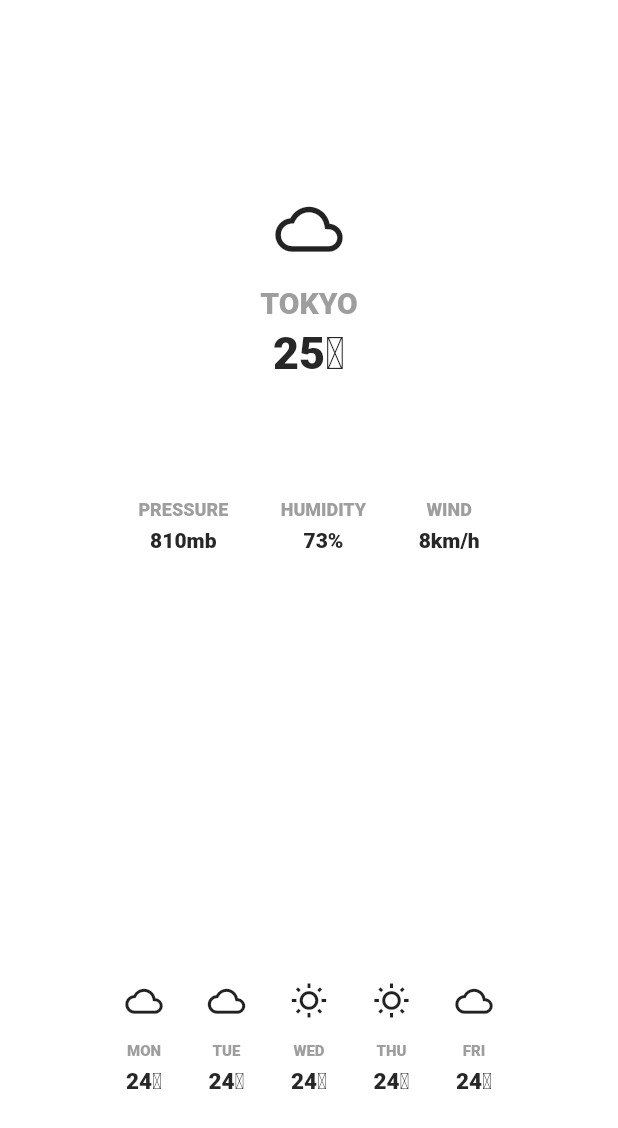
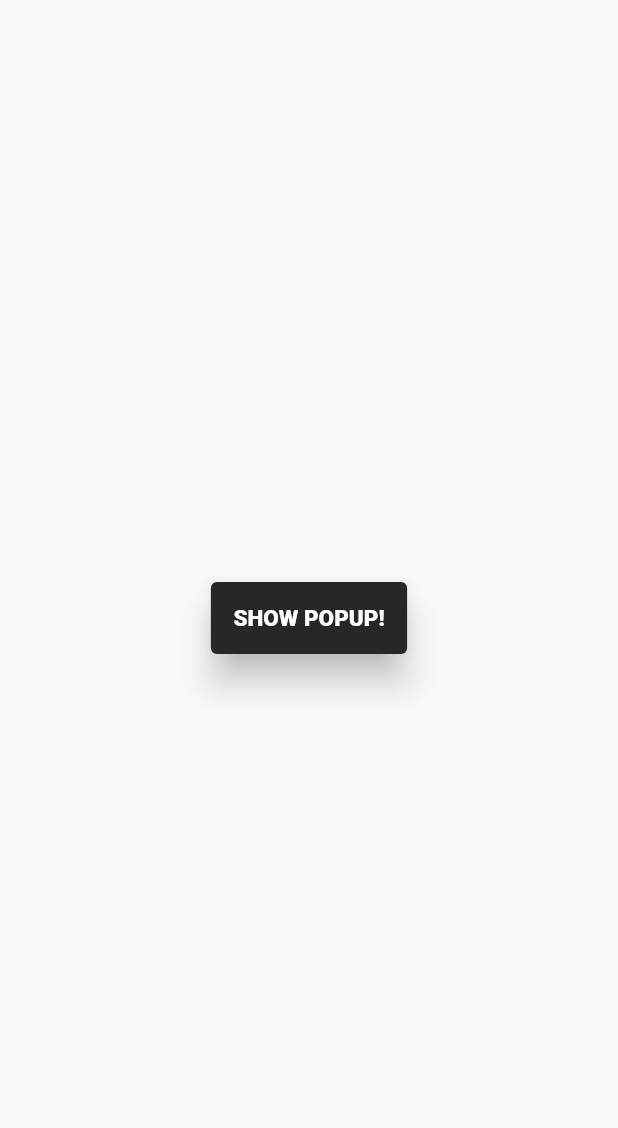
Before and after one commit to knsrmnm/flutter_ui_jumble, a Flutter app: the screen it shows after launch, on a phone screen of 412 x 824 dp. Shown: the top 1128 px of the screen. Run offline on Flutter 3.47's test engine with Material 2 defaults, Android fonts, the phone set to English and light mode, and no system bars.

Commit message:
add error popup.

```diff
--- a/lib/main.dart
+++ b/lib/main.dart
@@ -1,5 +1,5 @@
 import 'package:flutter/material.dart';
-import 'package:flutter_ui_jumble/screens/simple_weather_screen.dart';
+import 'package:flutter_ui_jumble/screens/error_popup_screen.dart';
 
 void main() {
   runApp(MyApp());
@@ -14,7 +14,7 @@ class MyApp extends StatelessWidget {
       theme: ThemeData(
         primarySwatch: Colors.blue,
       ),
-      home: SimpleWeatherScreen()
+      home: ErrorPopupScreen()
     );
   }
 }
--- /dev/null
+++ b/lib/screens/error_popup_screen.dart
@@ -0,0 +1,69 @@
+import 'package:flutter/material.dart';
+
+class ErrorPopupScreen extends StatefulWidget {
+  const ErrorPopupScreen({Key? key}) : super(key: key);
+
+  @override
+  State<ErrorPopupScreen> createState() => _ErrorPopupScreenState();
+}
+
+class _ErrorPopupScreenState extends State<ErrorPopupScreen> {
+
+  final Color _accentColor = Color(0xFF272727);
+
+  @override
+  Widget build(BuildContext context) {
+    return Scaffold(
+      body: SafeArea(
+        child: Center(
+          child: TextButton(
+            style: ButtonStyle(
+              backgroundColor: MaterialStateProperty.all<Color>(_accentColor),
+              elevation: MaterialStateProperty.all<double>(10.0),
+              padding: MaterialStateProperty.all<EdgeInsets>(EdgeInsets.all(15.0))
+            ),
+            child: Text('SHOW POPUP!', style: TextStyle(fontSize: 15.0, fontWeight: FontWeight.w800, color: Colors.white)),
+            onPressed: () => showDialog(
+              context: context,
+              builder: (_) {
+                return AlertDialog(
+                  content: Column(
+                    mainAxisSize: MainAxisSize.min,
+                    children: [
+                      const SizedBox(height: 10.0),
+                      Image.asset("assets/icons/close.png", width: 45.0),
+                      const SizedBox(height: 20.0),
+                      Text('Oops!', style: TextStyle(fontSize: 25.0, fontWeight: FontWeight.w800, color: Color(0xFFE04F5F))),
+                      const SizedBox(height: 20.0),
+                      Text('Something went wrong.\nPlease try again.', textAlign: TextAlign.center, style: TextStyle(fontSize: 15.0, fontWeight: FontWeight.w400, color: _accentColor, )),
+                      const SizedBox(height: 30.0),
+                      TextButton(
+                        style: ButtonStyle(
+                          backgroundColor: MaterialStateProperty.all<Color>(_accentColor),
+                          padding: MaterialStateProperty.all<EdgeInsets>(EdgeInsets.symmetric(horizontal: 50.0, vertical: 15.0)),
+                          shape: MaterialStateProperty.all<OutlinedBorder>(RoundedRectangleBorder(
+                            borderRadius: BorderRadius.circular(5.0),
+                          ))
+                        ),
+                        child: Text('TRY AGAIN', style: TextStyle(fontSize: 13.0, fontWeight: FontWeight.w800, color: Colors.white)),
+                        onPressed: (){},
+                      )
+                    ],
+                  ),
+                );
+                // return SimpleDialog(
+                //   title: Text('Oops!', style: TextStyle(fontSize: 20.0, fontWeight: FontWeight.w800, color: Color(0xFFE04F5F))),
+                //   contentPadding: EdgeInsets.all(24.0),
+                //   children: [
+                //     Image.asset("assets/icons/close.png", scale: 2),
+                //     Text('Something went wrong.')
+                //   ],
+                // );
+              }
+            ),
+          ),
+        ),
+      ),
+    );
+  }
+}
--- a/lib/screens/simple_weather_screen.dart
+++ b/lib/screens/simple_weather_screen.dart
@@ -9,7 +9,7 @@ class SimpleWeatherScreen extends StatefulWidget {
 
 class _SimpleWeatherScreenState extends State<SimpleWeatherScreen> {
 
-  final Color _accentColor     = Color(0xFF272727);
+  final Color _accentColor = Color(0xFF272727);
 
   @override
   Widget build(BuildContext context) {
```
Also changed, not shown: assets/icons/close.png (added).
